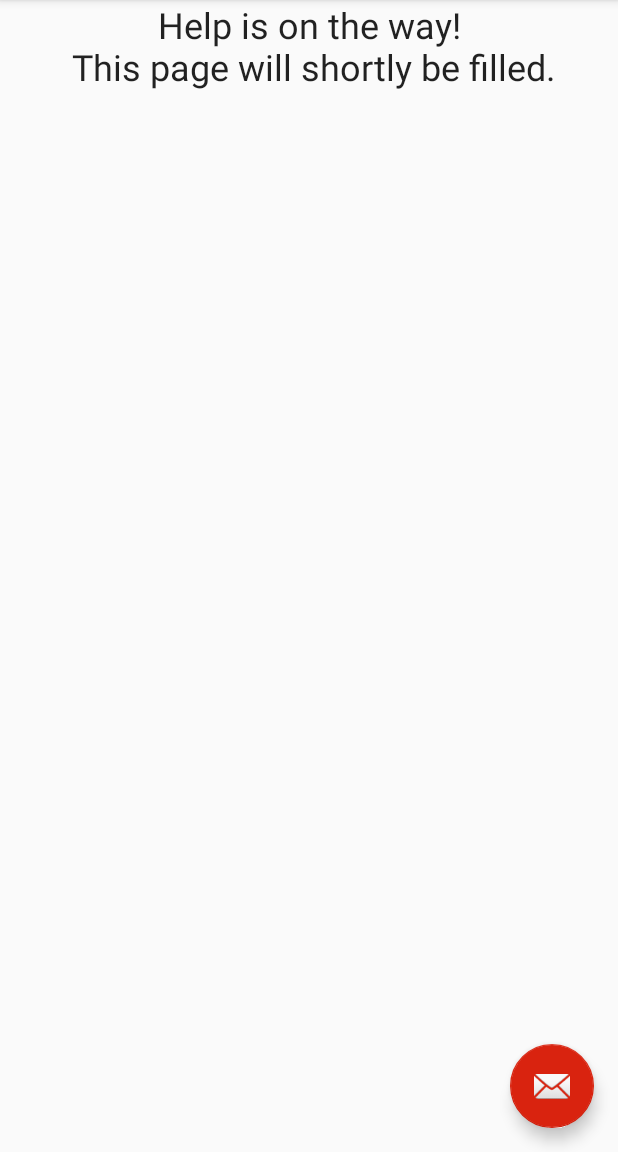
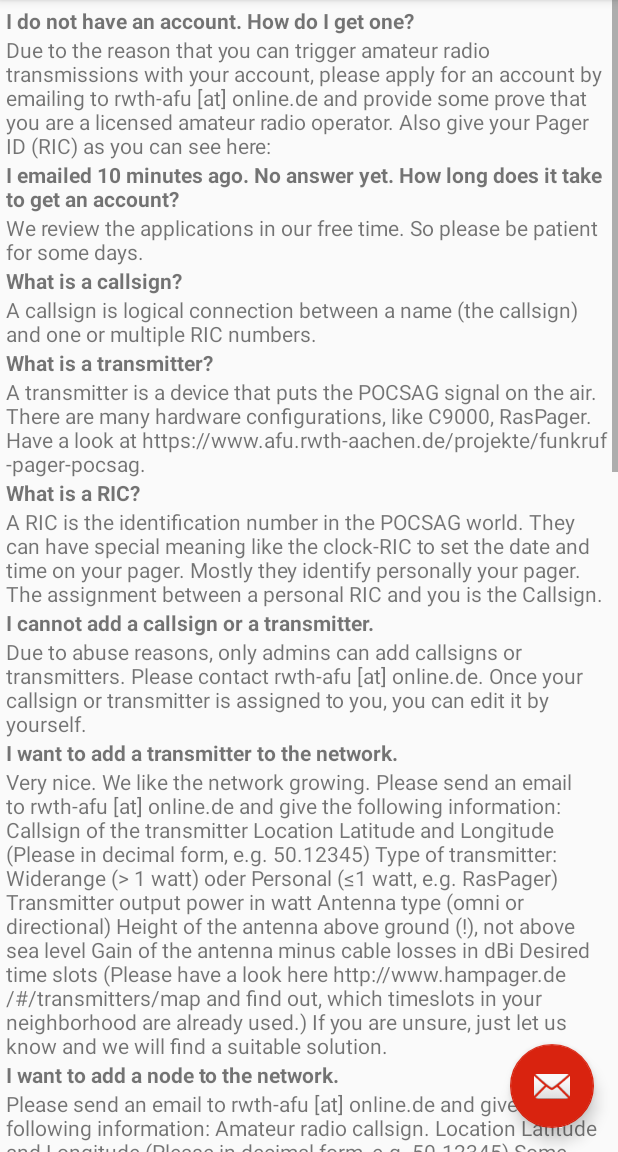
Before and after one commit to DecentralizedAmateurPagingNetwork/DAPNETApp, an Android app: the screen it shows after launch (MainActivity), in the side drawer, after a tap on "Help", on a phone screen of 412 x 824 dp, the part 84-1236 px from its top. Run offline under Robolectric (Android 15) with nearby library versions, the phone set to English and light mode, and no system bars; our stand-ins replace Picasso; network calls fail; pictures from the network do not load.

Commit message:
Closes #39, cleans up code, bump version code

```diff
--- a/app/src/main/java/de/hampager/dapnetmobile/MainActivity.java
+++ b/app/src/main/java/de/hampager/dapnetmobile/MainActivity.java
@@ -76,7 +76,7 @@ public class MainActivity extends AppCompatActivity implements NavigationView.On
                 this, drawer, toolbar, R.string.navigation_drawer_open, R.string.navigation_drawer_close);
         if (!isDrawerLocked) {
             drawer.addDrawerListener(toggle);
-            //getActionBar().setDisplayHomeAsUpEnabled(true);
+            // getActionBar().setDisplayHomeAsUpEnabled(true)
         }
         toggle.syncState();
         NavigationView navigationView = (NavigationView) findViewById(R.id.nav_view);
@@ -104,11 +104,6 @@ public class MainActivity extends AppCompatActivity implements NavigationView.On
         }
     }
 
-    public void updateLoggedIn() {
-        SharedPreferences sharedPref = getSharedPreferences("sharedPref", Context.MODE_PRIVATE);
-        loggedIn = sharedPref.getBoolean("isLoggedIn", false);
-    }
-
     @Override
     public boolean onPrepareOptionsMenu(Menu menu) {
         NavigationView navigationView = (NavigationView) findViewById(R.id.nav_view);
@@ -116,7 +111,7 @@ public class MainActivity extends AppCompatActivity implements NavigationView.On
         MenuItem mloginstatus = nv.findItem(R.id.nav_loginstatus);
         SharedPreferences sharedPref = getSharedPreferences("sharedPref", Context.MODE_PRIVATE);
         loggedIn = sharedPref.getBoolean("isLoggedIn", false);
-        String mServer = sharedPref.getString("server", null);
+        mServer = sharedPref.getString("server", null);
 
         if (loggedIn) {
             mloginstatus.setTitle(R.string.nav_logout);
@@ -129,7 +124,8 @@ public class MainActivity extends AppCompatActivity implements NavigationView.On
             setVersion(mServer);
         } else {
             setVersion("http://hampager.de:8080");
-            if (mServer == null) setVersion("http://dapnet.db0sda.ampr.org:8080");
+            //if mServer == null
+            // setVersion("http://dapnet.db0sda.ampr.org:8080")
         }
 
         return true;
@@ -145,28 +141,16 @@ public class MainActivity extends AppCompatActivity implements NavigationView.On
         return true;
     }
 
-    @Override
-    public boolean onOptionsItemSelected(MenuItem item) {
-        // Handle action bar item clicks here. The action bar will
-        // automatically handle clicks on the Home/Up button, so long
-        // as you specify a parent activity in AndroidManifest.xml.
-        //int id = item.getItemId();
-
-        //noinspection SimplifiableIfStatement
-        /*Add Settings?
-         if (id == R.id.action_settings) {
-         return true;
-         }*/
-
-        return super.onOptionsItemSelected(item);
-    }
+    // Handle action bar item clicks in boolean onOptionsItemSelected(MenuItem item). The action bar will
+    // automatically handle clicks on the Home/Up button, so long
+    // as you specify a parent activity in AndroidManifest.xml.
 
     @SuppressWarnings("StatementWithEmptyBody")
     @Override
     public boolean onNavigationItemSelected(@NonNull MenuItem item) {
         // Handle navigation view item clicks here.
         int id = item.getItemId();
-        //item.setCheckable(true);
+        // item.setCheckable(true)
 
         item.setChecked(true);
         if (mPreviousMenuItem != null && !(mPreviousMenuItem.equals(item))) {
@@ -177,7 +161,7 @@ public class MainActivity extends AppCompatActivity implements NavigationView.On
         FragmentTransaction ft = fragmentManager.beginTransaction();
         if (id == R.id.nav_calls) {
             //Insert Call Fragment with 1 Coloumn
-            //ft.replace(R.id.container, HamnetCallFragment.newInstance(1));
+            // ft.replace(R.id.container, HamnetCallFragment.newInstance(1))
             if (loggedIn) {
                 ft.replace(R.id.container, CallFragment.newInstance());
             } else {
@@ -207,12 +191,12 @@ public class MainActivity extends AppCompatActivity implements NavigationView.On
         ft.commit();
         DrawerLayout drawer = (DrawerLayout) findViewById(R.id.drawer_layout);
 
-        //item.setChecked(true);
+        // item.setChecked(true)
         drawer.closeDrawer(GravityCompat.START);
         return true;
     }
 
-    public boolean onNavHeaderSelected(View v) {
+    public boolean onNavHeaderSelected() {
         FragmentManager fragmentManager = getSupportFragmentManager();
         FragmentTransaction ft = fragmentManager.beginTransaction();
         ft.replace(R.id.container, WelcomeFragment.newInstance(loggedIn));
@@ -222,7 +206,6 @@ public class MainActivity extends AppCompatActivity implements NavigationView.On
         navigationView.getMenu().findItem(R.id.nav_calls).setChecked(false);
         DrawerLayout drawer = (DrawerLayout) findViewById(R.id.drawer_layout);
         drawer.closeDrawer(GravityCompat.START);
-
         return true;
     }
 
@@ -231,7 +214,7 @@ public class MainActivity extends AppCompatActivity implements NavigationView.On
         SharedPreferences sharedPref = getSharedPreferences("sharedPref", Context.MODE_PRIVATE);
         SharedPreferences.Editor edit = sharedPref.edit();
         edit.putString("defServer", server);
-        edit.commit();
+        edit.apply();
     }
 
     private void setVersion(String server) {
@@ -249,7 +232,7 @@ public class MainActivity extends AppCompatActivity implements NavigationView.On
                     String tmp = "App v" + BuildConfig.VERSION_NAME + ", Core v" + response.body().getCore() + ", API v" + response.body().getApi() + ", " + inServer;
                     mNavHeadVersions.setText(tmp);
                 } else {
-                    //APIError error = ErrorUtils.parseError(response);
+                    // APIError error = ErrorUtils.parseError(response)
                     Log.e(TAG, "Error getting versions" + response.code());
                     Log.e(TAG, response.message());
                     Snackbar.make(findViewById(R.id.container), getString(R.string.error_get_versions) + " " + response.code() + " " + response.message(), Snackbar.LENGTH_LONG).setAction("Action", null).show();
@@ -263,7 +246,10 @@ public class MainActivity extends AppCompatActivity implements NavigationView.On
             }
         });
         TextView mNavHeadVersions = (TextView) findViewById(R.id.navheadversions);
-        mNavHeadVersions.setText("App v" + BuildConfig.VERSION_NAME);
+        String s = "";
+        s += "App v";
+        s += BuildConfig.VERSION_NAME;
+        mNavHeadVersions.setText(s);
 
     }
 }
--- a/app/src/main/java/de/hampager/dapnetmobile/api/TransmitterResource.java
+++ b/app/src/main/java/de/hampager/dapnetmobile/api/TransmitterResource.java
@@ -7,7 +7,6 @@ import java.util.HashMap;
 import java.util.List;
 import java.util.Map;
 
-import de.hampager.dapnetmobile.R;
 
 public class TransmitterResource {
     //Currently not assigned: authKey, nodeName, address, deviceType, deviceVersion, callCount, antennaAbobeGroundLevel,antennaType,a ntennaDirection,
--- a/app/src/main/java/de/hampager/dapnetmobile/fragments/HelpFragment.java
+++ b/app/src/main/java/de/hampager/dapnetmobile/fragments/HelpFragment.java
@@ -2,9 +2,12 @@ package de.hampager.dapnetmobile.fragments;
 
 import android.os.Bundle;
 import android.support.v4.app.Fragment;
+import android.text.Html;
 import android.view.LayoutInflater;
 import android.view.View;
 import android.view.ViewGroup;
+import android.widget.LinearLayout;
+import android.widget.TextView;
 
 import de.hampager.dapnetmobile.R;
 
@@ -36,7 +39,14 @@ public class HelpFragment extends Fragment {
     public View onCreateView(LayoutInflater inflater, ViewGroup container,
                              Bundle savedInstanceState) {
         // Inflate the layout for this fragment
-        return inflater.inflate(R.layout.fragment_help, container, false);
+        View result =inflater.inflate(R.layout.fragment_help, container, false);
+        LinearLayout linearLayout = (LinearLayout) result.findViewById(R.id.helpLayout);
+        for (String s : getResources().getStringArray(R.array.faq)){
+            TextView tv = new TextView(getActivity());
+            tv.setText(Html.fromHtml(s));
+            linearLayout.addView(tv);
+        }
+        return result;
     }
 
 }
--- a/app/src/main/res/layout/activity_login.xml
+++ b/app/src/main/res/layout/activity_login.xml
@@ -58,12 +58,11 @@
                     android:layout_width="match_parent"
                     android:layout_height="wrap_content"
                     android:hint="@string/prompt_password"
-                    android:imeActionId="@+id/login"
                     android:imeActionLabel="@string/action_sign_in_short"
                     android:imeOptions="actionUnspecified"
                     android:inputType="textPassword"
                     android:maxLines="1" />
-
+                <!--android:imeActionId="@+id/login"-->
             </android.support.design.widget.TextInputLayout>
 
             <Spinner
--- a/app/src/main/res/layout/callsign_layout.xml
+++ b/app/src/main/res/layout/callsign_layout.xml
@@ -10,12 +10,12 @@
         android:id="@+id/name"
         android:layout_width="wrap_content"
         android:layout_height="wrap_content"
-        android:text="NAME"
+        android:text="@string/name"
         android:textAllCaps="true" />
 
     <TextView
         android:id="@+id/token_desc"
         android:layout_width="wrap_content"
         android:layout_height="wrap_content"
-        android:text="Description" />
+        android:text="@string/description" />
 </LinearLayout>
--- a/app/src/main/res/layout/content_main.xml
+++ b/app/src/main/res/layout/content_main.xml
@@ -17,6 +17,6 @@
         android:layout_alignParentStart="true"
         android:layout_alignParentTop="true"
         tools:layout_editor_absoluteX="8dp"
-        tools:layout_editor_absoluteY="8dp"></FrameLayout>
+        tools:layout_editor_absoluteY="8dp" />
 
 </RelativeLayout>
--- a/app/src/main/res/layout/fragment_help.xml
+++ b/app/src/main/res/layout/fragment_help.xml
@@ -1,15 +1,16 @@
-<FrameLayout xmlns:android="http://schemas.android.com/apk/res/android"
-    xmlns:tools="http://schemas.android.com/tools"
-    android:layout_width="match_parent"
-    android:layout_height="match_parent"
-    tools:context="de.hampager.dapnetmobile.fragments.HelpFragment">
-
-    <!-- TODO: Update blank fragment layout -->
-    <TextView
+<ScrollView
+        xmlns:android="http://schemas.android.com/apk/res/android"
+        xmlns:tools="http://schemas.android.com/tools"
+        tools:context="de.hampager.dapnetmobile.fragments.HelpFragment"
         android:layout_width="match_parent"
-        android:layout_height="match_parent"
-        android:text="@string/hello_blank_fragment"
-        android:textAlignment="center"
-        android:textAppearance="@style/TextAppearance.AppCompat.Headline" />
-
-</FrameLayout>
+        android:layout_height="match_parent">
+    <LinearLayout
+        android:paddingTop="4dp"
+        android:paddingStart="4dp"
+        android:paddingEnd="4dp"
+        android:paddingBottom="64dp"
+        android:id="@+id/helpLayout"
+        android:layout_width="match_parent"
+        android:layout_height="wrap_content"
+        android:orientation="vertical"/>
+</ScrollView>
--- a/app/src/main/res/layout/fragment_welcome.xml
+++ b/app/src/main/res/layout/fragment_welcome.xml
@@ -81,7 +81,8 @@
             android:adjustViewBounds="true"
             android:cropToPadding="true"
             android:padding="4dp"
-            app:srcCompat="@mipmap/ic_afu_dapnet_logo" />
+            app:srcCompat="@mipmap/ic_afu_dapnet_logo"
+            android:contentDescription="@string/statistics_for_dapnet" />
 
     </LinearLayout>
 </ScrollView>
--- a/app/src/main/res/layout/nav_header_main.xml
+++ b/app/src/main/res/layout/nav_header_main.xml
@@ -17,6 +17,7 @@
         android:layout_above="@+id/navheaddapnet"
         android:layout_alignParentLeft="true"
         android:layout_alignParentStart="true"
+        android:contentDescription="@string/miniature_logo"
         android:paddingTop="16dp"
         app:srcCompat="@mipmap/ic_dapnetlogosmall" />
 
@@ -49,6 +50,6 @@
         android:layout_above="@+id/textView"
         android:layout_alignParentLeft="true"
         android:layout_alignParentStart="true"
-        android:text="App v1.0.3, Core v1.1.3.3, API v1.1.3" />
+        android:text="@string/plchldr" />
 
 </RelativeLayout>
--- /dev/null
+++ b/app/src/main/res/values/faq.xml
@@ -0,0 +1,62 @@
+<?xml version="1.0" encoding="utf-8"?>
+<resources>
+    <string-array name="faq">
+        <item name="getAccount_title">&lt;b>I do not have an account. How do I get one?&lt;/b></item>
+        <item name="getAccount_text">Due to the reason that you can trigger amateur radio transmissions with your account, please apply for an account by emailing to rwth-afu [at] online.de and provide some prove that you are a licensed amateur radio operator. Also give your Pager ID (RIC) as you can see here: </item>
+        <item name="accountEmail_title">&lt;b>I emailed 10 minutes ago. No answer yet. How long does it take to get an account?&lt;/b></item>
+        <item name="accountEmail_text">We review the applications in our free time. So please be patient for some days.</item>
+        <item name="whatCallSign_title">&lt;b>What is a callsign?&lt;/b></item>
+        <item name="whatCallSign_text">A callsign is logical connection between a name (the callsign) and one or multiple RIC numbers.</item>
+        <item name="whatTransmitter_title">&lt;b>What is a transmitter?&lt;/b></item>
+        <item name="whatTransmitter_text">A transmitter is a device that puts the POCSAG signal on the air. There are many hardware configurations, like C9000, RasPager. Have a look at https://www.afu.rwth-aachen.de/projekte/funkruf-pager-pocsag.</item>
+        <item name="whatRIC_title">&lt;b>What is a RIC?&lt;/b></item>
+        <item name="whatRIC_text">A RIC is the identification number in the POCSAG world. They can have special meaning like the clock-RIC to set the date and time on your pager. Mostly they identify personally your pager. The assignment between a personal RIC and you is the "Callsign".</item>
+        <item name="addCallSign_title">&lt;b>I cannot add a callsign or a transmitter.&lt;/b></item>
+        <item name="addCallSign_text">Due to abuse reasons, only admins can add callsigns or transmitters. Please contact rwth-afu [at] online.de. Once your callsign or transmitter is assigned to you, you can edit it by yourself.</item>
+        <item name="addTransmitter_title">&lt;b>I want to add a transmitter to the network.&lt;/b></item>
+        <item name="addTransmitter_text">"Very nice. We like the network growing. Please send an email to rwth-afu [at] online.de and give the following information:
+
+    Callsign of the transmitter
+    Location Latitude and Longitude (Please in decimal form, e.g. 50.12345)
+    Type of transmitter: Widerange (> 1 watt) oder Personal (≤1 watt, e.g. RasPager)
+    Transmitter output power in watt
+    Antenna type (omni or directional)
+    Height of the antenna above ground (!), not above sea level
+    Gain of the antenna minus cable losses in dBi
+    Desired time slots (Please have a look here http://www.hampager.de/#/transmitters/map and find out, which timeslots in your neighborhood are already used.) If you are unsure, just let us know and we will find a suitable solution."</item>
+        <item name="addNode_title">&lt;b>I want to add a node to the network.&lt;/b></item>
+        <item name="addNode_text">Please send an email to rwth-afu [at] online.de and give the following information:
+
+    Amateur radio callsign.
+    Location Latitude and Longitude (Please in decimal form, e.g. 50.12345)
+    Some reason, why it makes sense to add your node.
+
+Keep in mind that you need a stable HAMNET connection (44.0.0.0/8) to join the cluster network.</item>
+        <item name="noRubrics_title">&lt;b>I do not receive the rubrics on my skyper.&lt;/b></item>
+        <item name="noRubrics_text">Please activate your skyper on http://www.hampager.de/#/rubrics using the "Activate Rubrics" function. You have to provide your pager ID (RIC).</item>
+        <item name="addRubric_title">&lt;b>I want to add a rubric to the network.&lt;/b></item>
+        <item name="addRubric_text">Please send an email to rwth-afu [at] online.de and give the following information:
+
+    The desired name
+    The content you want to provide
+    The transmitter group on which you want to send out your data</item>
+        <item name="sendingAuto_title">&lt;b>I want to send automated messages from third party sources.&lt;/b></item>
+        <item name="sendingAuto_text">You can use the REST API to do so. Description here: https://github.com/DecentralizedAmateurPagingNetwork/Core/wiki/Beschreibung-der-REST-API. Please be aware that the traffic capability is limited on the air interface. So make fair use and use a transmitter group that fits to your needs. Nobody wants in transmitter group "all" the information that someone has phoned you or your washing machine is done.</item>
+        <item name="whatTimeSlot_title">&lt;b>What is a timeslot?&lt;/b></item>
+        <item name="whatTimeSlot_text">As all transmitters work on the same frequency (TDMA), only one transmitter can be active at a time to avoid interference. This is why there are 16 timeslots (0 to F) assigned to each transmitter. If you operate a transmitter it is mandatory to have your clock synced by NTP. Otherwise you will destroy the network.</item>
+        <item name="whichTimeSlot_title">&lt;b>How do I know which timeslots to use on a transmitter?&lt;/b></item>
+        <item name="whichTimeSlot_text">Please have a look here http://www.hampager.de/#/transmitters/map and find out, which timeslots in your neighborhood are already used.)</item>
+        <item name="whereHardware_title">&lt;b>I want to get a plug-and-play hardware for a new transmitter site. Where can I get it from?&lt;/b></item>
+        <item name="whereHardware_text">There is an easy solution with GM1200 and a RasPi. If you like to get a 19 Inch Rack, please send an email to dbwr [at] darc.de. An example can be found here https://www.afu.rwth-aachen.de/projekte/funkruf-pager-pocsag/funkrufsender-19-zoll-mit-gm1200.</item>
+        <item name="whereSkyper_title">&lt;b>Where can I get a Skyper?&lt;/b></item>
+        <item name="whereSkyper_text">Please help yourself. There is a possibility to buy at www.funkhandel.com.</item>
+        <item name="whySkyper_title">&lt;b>Why is the time displayed on my Skyper wrong?&lt;/b></item>
+        <item name="whySkyper_text">It is not wrong, it\'s UTC. We know, there are pros and cons of using UTC, but this is the most common understanding.</item>
+        <item name="someRubrics_title">&lt;b>Some rubics are not transmitted on my transmitter.&lt;/b></item>
+        <item name="someRubrics_text">Please check, if your transmitter is in a member of all desired transmitter groups that are assigned to a rubric. Especially for the DX-Cluster messages, there were complains about heavy load on some transmitters. So we added another transmitter group of the DX-Cluster messages. If you want to transmit those messages, have your transmitter added to the group.</item>
+        <item name="longTransmitBug_title">&lt;b>Sometimes my transmitter transmits longer than the assigned timeslots.&lt;/b></item>
+        <item name="longTransmitBug_text">We are aware of this bug. It is tracked in this issue: https://github.com/rwth-afu/UniPager/issues/66 and will be hopefully solved soon.</item>
+        <item name="SMTPSend_title">&lt;b>Is there an SMTP-Interface to DAPNET, so I can send calls with my email program?&lt;/b></item>
+        <item name="SMTPSend_text">Not yet. Feel free to contribute. Use the open documented REST-API and write a simple SMTP server generating REST calls to the API.&lt;/b></item>
+    </string-array>
+</resources>
--- a/app/src/main/res/values/strings.xml
+++ b/app/src/main/res/values/strings.xml
@@ -1,3 +1,4 @@
+<?xml version="1.0" encoding="utf-8"?>
 <resources>
     <string name="app_name">DAPNET</string>
     <string name="title_activity_login">Sign in</string>
@@ -85,4 +86,8 @@
     <string name="timeslot">Timeslot</string>
     <string name="owner">Owner</string>
     <string name="owners">Owners</string>
+    <string name="statistics_for_dapnet">Statistics for DAPNET</string>
+    <string name="name">NAME</string>
+    <string name="description">Description</string>
+    <string name="miniature_logo">Miniature Logo</string>
 </resources>
--- a/build.gradle
+++ b/build.gradle
@@ -6,9 +6,10 @@ buildscript {
         jcenter()
         mavenCentral()
 
+        google()
     }
     dependencies {
-        classpath 'com.android.tools.build:gradle:2.3.3'
+        classpath 'com.android.tools.build:gradle:3.0.0'
 
         // NOTE: Do not place your application dependencies here; they belong
         // in the individual module build.gradle files
@@ -19,6 +20,7 @@ allprojects {
     repositories {
         jcenter()
 
+        google()
     }
 }
 
```
Also changed, not shown: app/build.gradle (+13 -8 lines), app/src/main/java/de/hampager/dapnetmobile/LoginActivity.java (+1 -7 lines), app/src/main/java/de/hampager/dapnetmobile/PostCallActivity.java (+5 -5 lines), app/src/main/java/de/hampager/dapnetmobile/fragments/MapFragment.java (+48 -41 lines), app/src/main/java/de/hampager/dapnetmobile/fragments/TransmitterOverlayItem.java (added, +20 -0 lines), gradle/wrapper/gradle-wrapper.properties, 6 other files.
